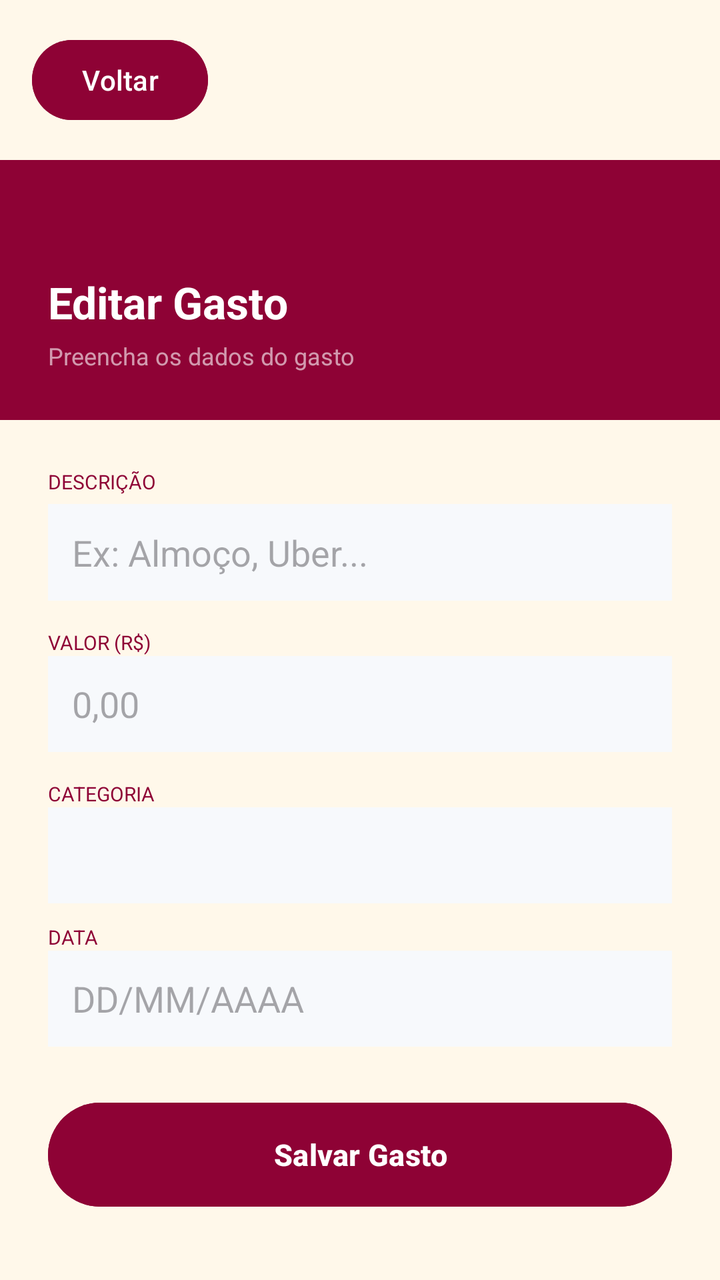
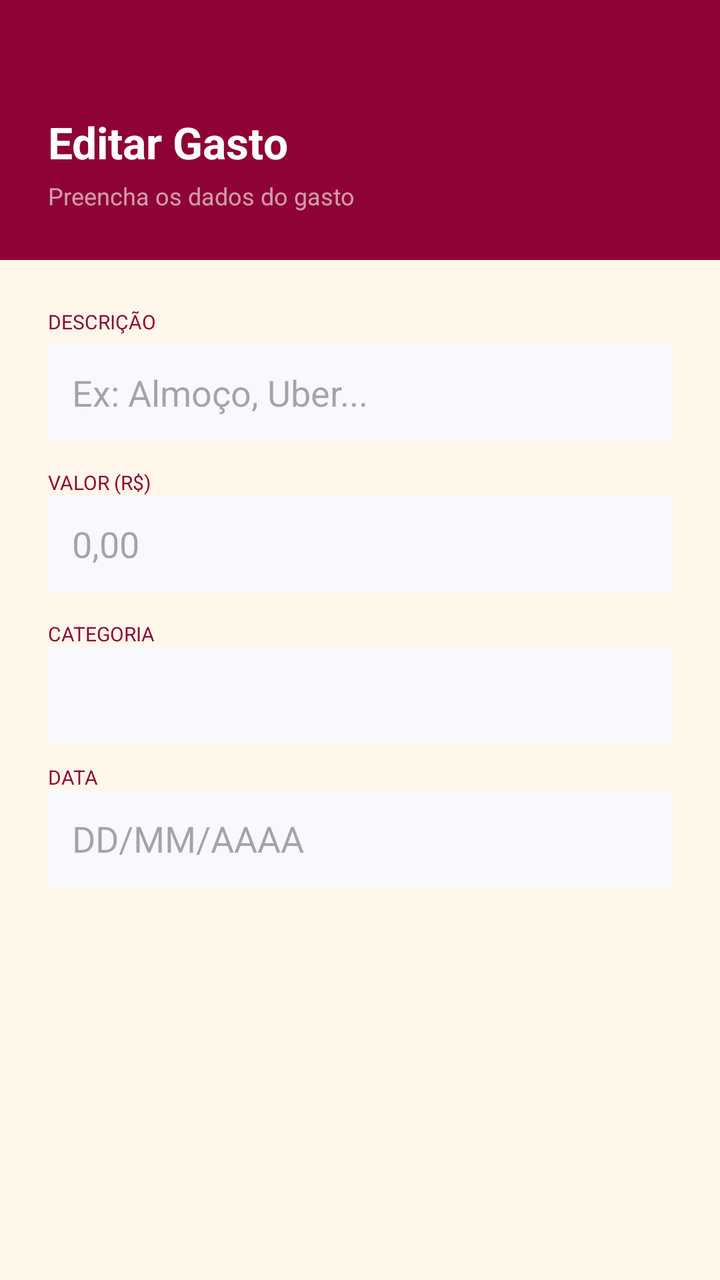

Two renders of the same Android screen: before a commit and after it. Below are the layout's source before the change and the commit's diff.
<!-- AndroidManifest.xml: application theme Theme.CashControl -->
<!-- res/layout/activity_editar_gasto.xml -->
<?xml version="1.0" encoding="utf-8"?>
<ScrollView xmlns:android="http://schemas.android.com/apk/res/android"
    android:layout_width="match_parent"
    android:layout_height="match_parent"
    android:background="#FFF8EA">

    <LinearLayout
        android:layout_width="match_parent"
        android:layout_height="wrap_content"
        android:orientation="vertical">

        <Button
            android:id="@+id/btnVoltar"
            android:layout_width="wrap_content"
            android:layout_height="wrap_content"
            android:text="Voltar"
            android:layout_margin="16dp"
            android:backgroundTint="#8E0235"
            android:textColor="#FFFFFF"
            android:textSize="14sp"/>

        <LinearLayout
            android:layout_width="match_parent"
            android:layout_height="130dp"
            android:background="#8E0235"
            android:gravity="bottom"
            android:orientation="vertical"
            android:padding="24dp">

            <TextView
                android:layout_width="wrap_content"
                android:layout_height="wrap_content"
                android:text="Editar Gasto"
                android:textColor="#FFFFFF"
                android:textSize="22sp"
                android:textStyle="bold" />

            <TextView
                android:layout_width="wrap_content"
                android:layout_height="wrap_content"
                android:layout_marginTop="4dp"
                android:text="Preencha os dados do gasto"
                android:textColor="#99FFFFFF"
                android:textSize="12sp" />
        </LinearLayout>

        <LinearLayout
            android:layout_width="match_parent"
            android:layout_height="wrap_content"
            android:orientation="vertical"
            android:padding="24dp">

            <TextView
                android:layout_width="match_parent"
                android:layout_height="18dp"
                android:text="DESCRIÇÃO"
                android:textColor="#8E0235"
                android:textSize="10sp"/>

            <EditText
                android:id="@+id/etDescricao"
                android:layout_width="match_parent"
                android:layout_height="match_parent"
                android:background="#F7F9FC"
                android:padding="12dp"
                android:hint="Ex: Almoço, Uber..."
                android:layout_marginBottom="14dp"/>

            <TextView
                android:layout_width="match_parent"
                android:layout_height="match_parent"
                android:text="VALOR (R$)"
                android:textColor="#8E0235"
                android:textSize="10sp"/>

            <EditText
                android:id="@+id/etValor"
                android:layout_width="match_parent"
                android:layout_height="48dp"
                android:background="#F7F9FC"
                android:hint="0,00"
                android:inputType="numberDecimal"
                android:padding="12dp"
                android:layout_marginBottom="14dp"/>

            <TextView
                android:layout_width="match_parent"
                android:layout_height="match_parent"
                android:text="CATEGORIA"
                android:textColor="#8E0235"
                android:textSize="10sp"/>

            <Spinner
                android:id="@+id/spinnerEditCategoria"
                android:layout_width="match_parent"
                android:layout_height="48dp"
                android:background="#F7F9FC"
                android:paddingStart="14dp"
                android:layout_marginBottom="10dp"/>

            <TextView
                android:layout_width="match_parent"
                android:layout_height="match_parent"
                android:text="DATA"
                android:textColor="#8E0235"
                android:textSize="10sp"/>

            <EditText
                android:id="@+id/etData"
                android:layout_width="match_parent"
                android:layout_height="48dp"
                android:background="#F7F9FC"
                android:hint="DD/MM/AAAA"
                android:focusable="false"
                android:clickable="true"
                android:padding="12dp"
                android:layout_marginBottom="24dp"/>

            <Button
                android:id="@+id/btnSalvar"
                android:layout_width="match_parent"
                android:layout_height="60dp"
                android:backgroundTint="#8E0235"
                android:text="Salvar Gasto"
                android:textColor="#FFFFFF"
                android:textSize="15sp"
                android:textStyle="bold"/>

        </LinearLayout>

    </LinearLayout>

</ScrollView>
<!-- resources referenced by this layout -->
<resources>
  <style name="Theme.CashControl" parent="Base.Theme.CashControl" />
  <style name="Base.Theme.CashControl" parent="Theme.Material3.DayNight.NoActionBar">
          
          
      </style>
</resources>

<!-- the commit's change to res/layout/activity_editar_gasto.xml (unified diff, before → after) -->
@@ -8,16 +8,6 @@
         android:layout_width="match_parent"
         android:layout_height="wrap_content"
         android:orientation="vertical">
-
-        <Button
-            android:id="@+id/btnVoltar"
-            android:layout_width="wrap_content"
-            android:layout_height="wrap_content"
-            android:text="Voltar"
-            android:layout_margin="16dp"
-            android:backgroundTint="#8E0235"
-            android:textColor="#FFFFFF"
-            android:textSize="14sp"/>
 
         <LinearLayout
             android:layout_width="match_parent"
@@ -62,6 +52,7 @@
                 android:layout_width="match_parent"
                 android:layout_height="match_parent"
                 android:background="#F7F9FC"
+                android:textColor="#6C7277"
                 android:padding="12dp"
                 android:hint="Ex: Almoço, Uber..."
                 android:layout_marginBottom="14dp"/>
@@ -78,6 +69,7 @@
                 android:layout_width="match_parent"
                 android:layout_height="48dp"
                 android:background="#F7F9FC"
+                android:textColor="#6C7277"
                 android:hint="0,00"
                 android:inputType="numberDecimal"
                 android:padding="12dp"
@@ -95,6 +87,7 @@
                 android:layout_width="match_parent"
                 android:layout_height="48dp"
                 android:background="#F7F9FC"
+                android:textColor="#6C7277"
                 android:paddingStart="14dp"
                 android:layout_marginBottom="10dp"/>
 
@@ -110,22 +103,13 @@
                 android:layout_width="match_parent"
                 android:layout_height="48dp"
                 android:background="#F7F9FC"
+                android:textColor="#6C7277"
                 android:hint="DD/MM/AAAA"
                 android:focusable="false"
                 android:clickable="true"
                 android:padding="12dp"
                 android:layout_marginBottom="24dp"/>
 
-            <Button
-                android:id="@+id/btnSalvar"
-                android:layout_width="match_parent"
-                android:layout_height="60dp"
-                android:backgroundTint="#8E0235"
-                android:text="Salvar Gasto"
-                android:textColor="#FFFFFF"
-                android:textSize="15sp"
-                android:textStyle="bold"/>
-
         </LinearLayout>
 
     </LinearLayout>
